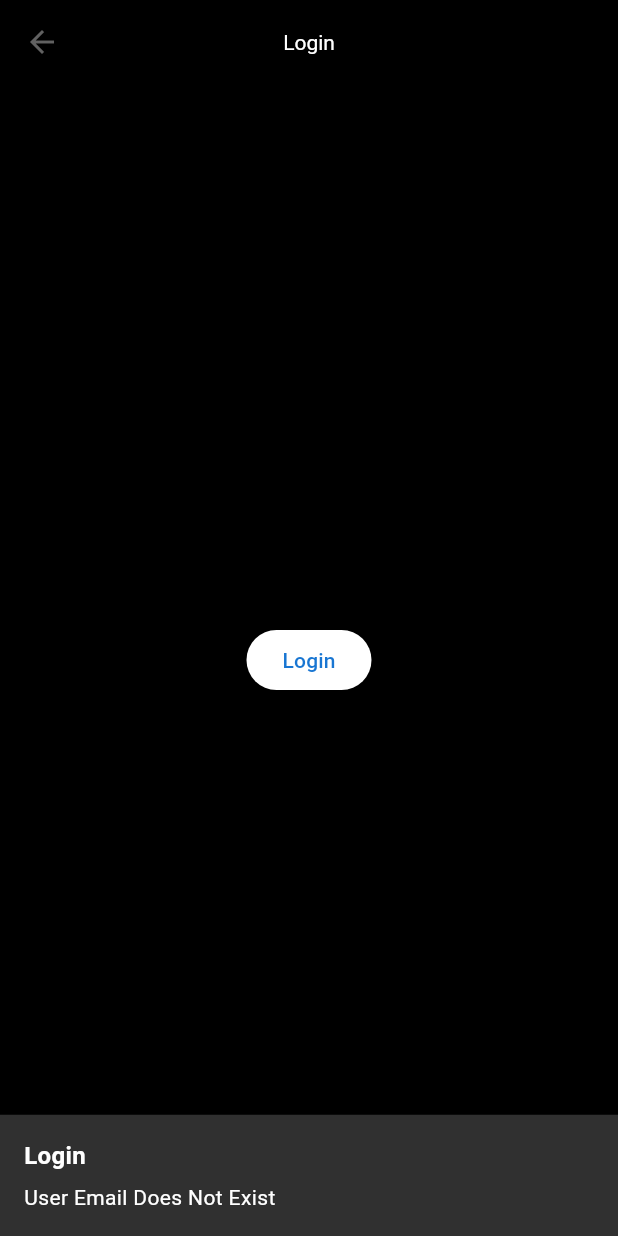
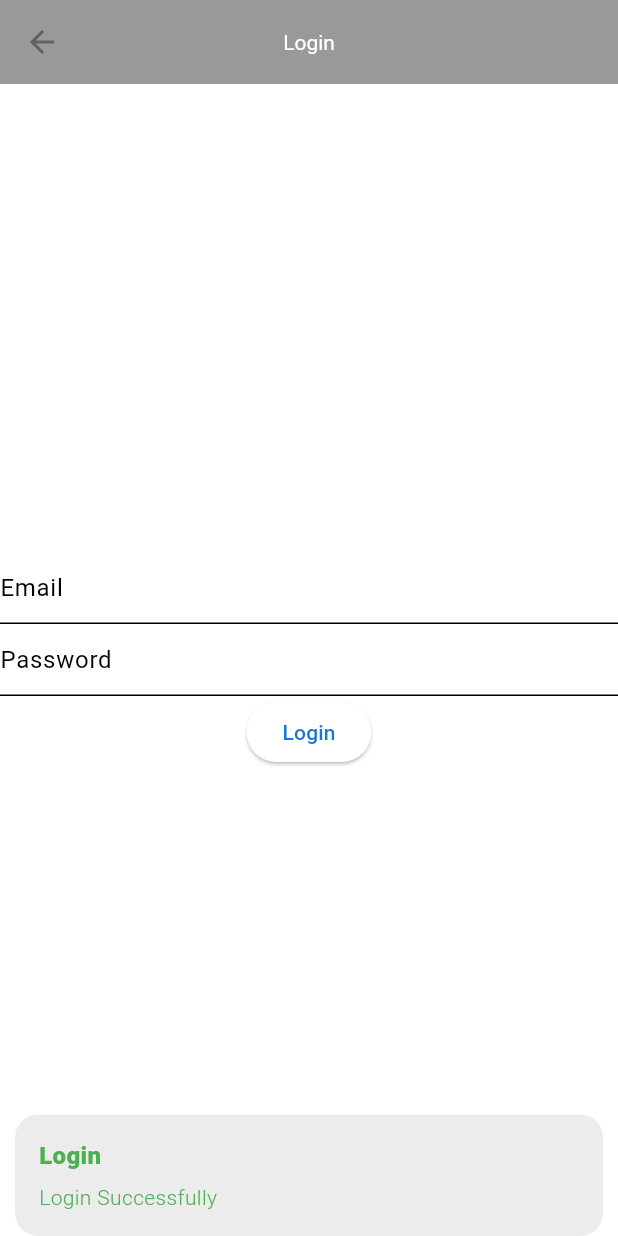
Before and after one commit to Shubhpreet-Rana/chatapp, a Flutter app: the LoginScreen screen opened by its route, after a tap on "Login", on a phone screen of 412 x 824 dp. Run offline on Flutter 3.47's test engine with Material 2 defaults, Android fonts, the phone set to English and light mode, and no system bars; our stand-ins replace cloud_firestore, connectivity_plus, dio, firebase_core, firebase_messaging, flutter_local_notifications and 4 more; accounts and stored records are empty.

Commit message:
User Module Validation Pending

```diff
--- a/lib/authentication/data/data_sources/firebase/authentication_data_source.dart
+++ b/lib/authentication/data/data_sources/firebase/authentication_data_source.dart
@@ -1,69 +1,58 @@
 // Data Layer (authentication/data_sources/profile_data_source.dart)
 
-import 'dart:convert';
 import 'dart:core';
-import 'package:chatapp/utils/button.dart';
 import 'package:cloud_firestore/cloud_firestore.dart';
 import 'package:flutter/material.dart';
-import 'package:get/get.dart';
 import '../../models/user_model.dart';
 
 class AuthenticationDataSourceFirebase {
-  FirebaseFirestore firestore = FirebaseFirestore.instance;
   CollectionReference users = FirebaseFirestore.instance.collection('users');
 
-  Future<UserModel?> loginUser(String email, String password) async {
-    final String userId = users.doc().id;
+  Future<UserModel?> loginUser(
+      {required String email, required String password}) async {
     bool hasUser = false;
 
     try {
-      hasUser = await exists("", email);
+      hasUser = await exists(username: "", email: email);
+      //Email Doesn't Exist
       if (!hasUser) {
-        Get.showSnackbar(const GetSnackBar(
-          message: "User Email Does Not Exist",
-          title: "Login",
-          duration: Duration(seconds: 2),
-        ));
-      } else {
-        QuerySnapshot querySnapshot =
-            await users.where("password", isEqualTo: password).get();
-        if(querySnapshot.docs.isNotEmpty){
-          QueryDocumentSnapshot queryDocumentSnapshot = querySnapshot.docs.first;
-          Map<String, dynamic> data = (queryDocumentSnapshot.data()??{}) as Map<String, dynamic>;
-        if(data.isNotEmpty) {
-          UserModel userData = UserModel.fromJson(data);
-          Get.showSnackbar(const GetSnackBar(
-            message: "Login Successfully",
-            title: "Login",
-            duration: Duration(seconds: 2),
-            icon: Icon(Icons.check, color: Colors.green,),
-            shouldIconPulse: true,
-          ));
+        return UserModel(status: false, message: "User Email Does Not Exist");
+      }
+      //Email Exist
+      QuerySnapshot querySnapshot =
+          await users.where("password", isEqualTo: password).get();
+      //Password Not Exist
+      if (querySnapshot.docs.isEmpty) {
+        return UserModel(status: false, message: "Invalid Password");
+      }
+      //Password Exist
+      if (querySnapshot.docs.isNotEmpty) {
+        QueryDocumentSnapshot queryDocumentSnapshot = querySnapshot.docs.first;
+        Map<String, dynamic> data =
+            (queryDocumentSnapshot.data() ?? {}) as Map<String, dynamic>;
+        if (data.isNotEmpty) {
+          Map<String, dynamic> mapData = {
+            "status": true,
+            "message": "Login Successfully",
+            "data": data
+          };
+          UserModel userData = UserModel.fromJson(mapData);
           return userData;
-        }else{
-          Get.showSnackbar(const GetSnackBar(
-            message: "No Data Found",
-            title: "Login",
-            duration: Duration(seconds: 2),
-          ));
-        }
-
-        }else{
-          Get.showSnackbar(const GetSnackBar(
-            message: "Invalid Password",
-            title: "Login",
-            duration: Duration(seconds: 2),
-          ));
         }
       }
+      // Something went Wrong
+      return UserModel(status: false, message: "Something Went Wrong");
     } catch (e, st) {
       debugPrint("Signup Error  $e");
       debugPrint("Signup Error  $st");
+      return null;
     }
   }
 
   Future<UserModel?> signupUser(
-      String username, String email, String password) async {
+      {required String username,
+      required String email,
+      required String password}) async {
     final String userId = users.doc().id;
     bool hasUser = false;
     // Create a map with the user data
@@ -75,37 +64,36 @@ class AuthenticationDataSourceFirebase {
       // Add other user data fields as needed
     };
     try {
-      hasUser = await exists(username, email);
+      hasUser = await exists(username: username, email: email);
+
+      //User Already Exist
+      if (hasUser) {
+        return UserModel(status: false, message: "User Already Exist");
+      }
+
+      //User Doesn't Exist
       if (!hasUser) {
         await users.doc(userId).set(userData);
-        hasUser = await exists(username, email);
+        hasUser = await exists(username: username, email: email);
+        //User Added
         if (hasUser) {
-          Get.showSnackbar(const GetSnackBar(
-            message: "User Added",
-            title: "Registration",
-            duration: Duration(seconds: 2),
-          ));
-        } else {
-          Get.showSnackbar(const GetSnackBar(
-            message: "Something Went Wrong",
-            title: "Registration",
-            duration: Duration(seconds: 2),
-          ));
+          return UserModel(status: false, message: "User Added");
         }
-      } else {
-        Get.showSnackbar(const GetSnackBar(
-          message: "User Already Exist",
-          title: "Registration",
-          duration: Duration(seconds: 2),
-        ));
+        //User Not Added
+        if (!hasUser) {
+          return UserModel(status: false, message: "User Not Added");
+        }
       }
-      await exists(username, email);
+      //Something Went Wrong
+      return UserModel(status: false, message: "Something Went Wrong");
     } catch (e, st) {
       debugPrint("Signup Error  $e");
+      debugPrint("Signup Error  $st");
+      return null;
     }
   }
 
-  Future<bool> exists(String username, String email) async {
+  Future<bool> exists({required String username, required String email}) async {
     QuerySnapshot querySnapshot =
         await users.where('email', isEqualTo: email).get();
     if (querySnapshot.docs.isNotEmpty) {
--- a/lib/authentication/data/repositories/authentication_data_repositary.dart
+++ b/lib/authentication/data/repositories/authentication_data_repositary.dart
@@ -1,6 +1,8 @@
 // lib/src/authentication/data/repositories/authentication_data_repository.dart
 
 import 'package:chatapp/authentication/data/data_sources/firebase/authentication_data_source.dart';
+import 'package:chatapp/utils/app_toasts/api_toast.dart';
+import 'package:flutter/material.dart';
 
 import '../../domain/entities/user_entity.dart';
 import '../../domain/repositories/authentication_repositary.dart';
@@ -11,20 +13,22 @@ class AuthenticationDataRepository implements AuthenticationRepository {
   AuthenticationDataRepository({required this.authenticationDataSource});
 
   @override
-  Future<UserEntity?> login(String username, String password) async {
-    final userModel = await authenticationDataSource.loginUser(username, password);
+  Future<UserEntity?> login(String email, String password) async {
+    final userModel = await authenticationDataSource.loginUser(email: email, password:password);
+    ApiToast().showToast(data: userModel, title: "Login");
     return userModel?.toEntity();
   }
 
   @override
   Future<UserEntity?> signup(String username, String email, String password) async {
-    final userModel = await authenticationDataSource.signupUser(username, email, password);
+    final userModel = await authenticationDataSource.signupUser(username: username, email:email, password:password);
+    ApiToast().showToast(data: userModel, title: "Register");
     return userModel?.toEntity();
   }
 
   @override
   Future<bool> exists(String username, String email) async {
-    final userModel = await authenticationDataSource.exists(username, email);
+    final userModel = await authenticationDataSource.exists(username:username, email:email);
     return userModel;
   }
 }
--- a/lib/authentication/domain/entities/user_entity.dart
+++ b/lib/authentication/domain/entities/user_entity.dart
@@ -1,6 +1,8 @@
 // lib/src/authentication/domain/entities/user_entity.dart
 
-class UserEntity {
+import 'package:chatapp/authentication/domain/entities/abstract_user_entity.dart';
+
+class UserEntity extends UserDomainEntity{
   final String id;
   final String username;
   final String email;
--- a/lib/authentication/domain/use_cases/login_use_case.dart
+++ b/lib/authentication/domain/use_cases/login_use_case.dart
@@ -4,10 +4,10 @@ import '../entities/user_entity.dart';
 import '../repositories/authentication_repositary.dart';
 
 class LoginUseCase {
+
   final AuthenticationRepository repository;
 
-  LoginUseCase(this.repository);
-
+  LoginUseCase({required this.repository});
   Future<UserEntity?> execute(String email, String password) {
     return repository.login(email, password);
   }
--- /dev/null
+++ b/lib/authentication/domain/use_cases/register_use_case.dart
@@ -0,0 +1,12 @@
+import 'package:chatapp/authentication/domain/repositories/authentication_repositary.dart';
+
+import '../entities/user_entity.dart';
+
+class RegisterUserCase{
+  RegisterUserCase ({required this.repository});
+
+  final AuthenticationRepository repository;
+  Future<UserEntity?> execute({required String username , required String email , required String password})async{
+    return await repository.signup(username, email, password);
+  }
+}
--- a/lib/authentication/presentation/controller/authentication_manager.dart
+++ b/lib/authentication/presentation/controller/authentication_manager.dart
@@ -1,25 +1,45 @@
-// lib/src/authentication/presentation/managers/authentication_manager.dart
-
+import 'package:chatapp/authentication/domain/use_cases/login_use_case.dart';
+import 'package:flutter/cupertino.dart';
 import 'package:get/get.dart';
-
-import '../../data/repositories/authentication_data_repositary.dart';
 import '../../domain/entities/user_entity.dart';
 import '../../domain/repositories/authentication_repositary.dart';
+import '../../domain/use_cases/register_use_case.dart';
 
 class AuthenticationController extends GetxController {
   final AuthenticationRepository authenticationRepository;
 
   AuthenticationController({required this.authenticationRepository});
 
-  Future<UserEntity?> login(String email, String password) async {
-    return authenticationRepository.login(email, password);
+  late TextEditingController userNameTextController;
+  late TextEditingController emailTextController;
+  late TextEditingController passwordTextController;
+
+
+  @override
+  void onInit() {
+    userNameTextController = TextEditingController();
+    emailTextController = TextEditingController();
+    passwordTextController = TextEditingController();
+  }
+
+  Future<UserEntity?> login() async {
+    return LoginUseCase(repository: authenticationRepository).execute(emailTextController.text, passwordTextController.text);
   }
 
   Future<UserEntity?> signup(String username, String email, String password) async {
-    return authenticationRepository.signup(username, email, password);
+    return RegisterUserCase(repository: authenticationRepository).execute(username:username, email:email, password:password);
   }
 
   Future<bool> exists(String username, String email) async {
     return authenticationRepository.exists(username, email);
   }
+
+
+  @override
+  void dispose() {
+    emailTextController.dispose();
+    emailTextController.dispose();
+    passwordTextController.dispose();
+    super.dispose();
+  }
 }
--- a/lib/authentication/presentation/pages/login_screen.dart
+++ b/lib/authentication/presentation/pages/login_screen.dart
@@ -7,23 +7,26 @@ import '../../domain/entities/user_entity.dart';
 import '../controller/authentication_manager.dart';
 class LoginScreen extends GetView<AuthenticationController> {
 
-  LoginScreen({Key? key});
+  const LoginScreen({super.key, Key? keys});
 
   @override
   Widget build(BuildContext context) {
     return Scaffold(
       appBar: AppBar(
-        title: Text('Login'),
+        title: const Text('Login'),
       ),
-      body: Center(
-        child: ElevatedButton(
-          onPressed: () async {
-            UserEntity? user = await controller.login("newuser@example.com", "newpassword");
-            if (user!=null) Get.toNamed(AppRoutes.signupPage,arguments: "Arguments");
-            // Handle user login, e.g., navigate to another screen
-          },
-          child: Text('Login'),
-        ),
+      body: Column(
+        mainAxisAlignment: MainAxisAlignment.center,
+        children: [
+          TextFormField(controller: controller.emailTextController,decoration:InputDecoration(hintText: "Email"),),
+          TextFormField(controller: controller.passwordTextController,decoration:InputDecoration(hintText: "Password"),),
+          Center(
+            child: ElevatedButton(
+              onPressed: controller.login,
+              child: const Text('Login'),
+            ),
+          ),
+        ],
       ),
     );
   }
--- a/lib/main.dart
+++ b/lib/main.dart
@@ -22,7 +22,7 @@ class MyApp extends StatelessWidget {
   Widget build(BuildContext context) {
     return GetMaterialApp(
         title: 'Flutter Demo',
-        theme: AppTheme.lightTheme,
+        theme: AppTheme.lightTheme.copyWith(scaffoldBackgroundColor: Colors.white),
         initialRoute: AppRoutes.initialRoutes,
         onGenerateRoute: AppPages.generateRoute,);
 
--- /dev/null
+++ b/lib/utils/app_toasts/api_toast.dart
@@ -0,0 +1,13 @@
+import 'package:flutter/material.dart';
+import 'package:get/get.dart';
+
+class ApiToast{
+
+ dynamic  showToast({required dynamic data, bool? showSuccess = true , bool? showError = true , required String title}){
+   if(data!.status== true){
+      Get.snackbar(title, data!.message,duration: const Duration(seconds: 2),colorText: Colors.green,snackPosition: SnackPosition.BOTTOM);
+    }else{
+      Get.snackbar(title, data!.message,duration: const Duration(seconds: 2),colorText: Colors.red,snackPosition: SnackPosition.BOTTOM );
+    }
+  }
+}
--- a/lib/utils/routes/app_pages.dart
+++ b/lib/utils/routes/app_pages.dart
@@ -12,21 +12,18 @@ class AppPages {
 
   static Route<dynamic> generateRoute(RouteSettings settings) {
     final args = settings.arguments;
-debugPrint("String Arguments ${settings.name}  ${args}");
     switch (settings.name) {
       case AppRoutes.loginPage:
         return GetPageRoute(
-          page: () => LoginScreen(),
+          page: () => const LoginScreen(),
           binding: AuthenticationBinding(),
         );
       case AppRoutes.signupPage:
         return GetPageRoute(
-            page: () => const SignupScreen(),
-            binding: AuthenticationBinding());
-        case AppRoutes.profilePage:
+            page: () => const SignupScreen(), binding: AuthenticationBinding());
+      case AppRoutes.profilePage:
         return GetPageRoute(
-            page: () => const ProfileScreen(),
-            binding: ProfileBindings());
+            page: () => const ProfileScreen(), binding: ProfileBindings());
       default:
         return _errorRoute();
     }
```
Also changed, not shown: lib/authentication/data/models/user_model.dart (+41 -21 lines), lib/authentication/domain/entities/abstract_user_entity.dart (added, +9 -0 lines).
